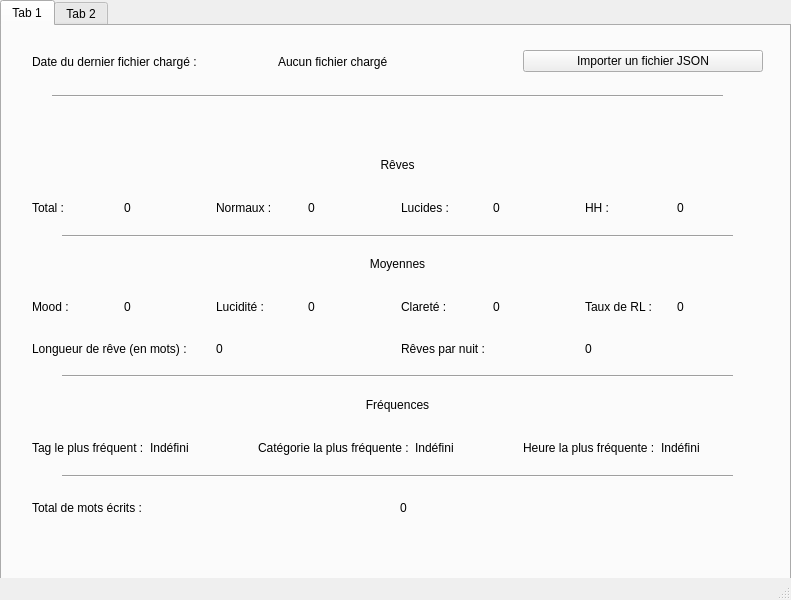
Before: the Qt Designer form ui/main_window.ui in estebanthi/DreamsAnalyzer, drawn with Qt 5.
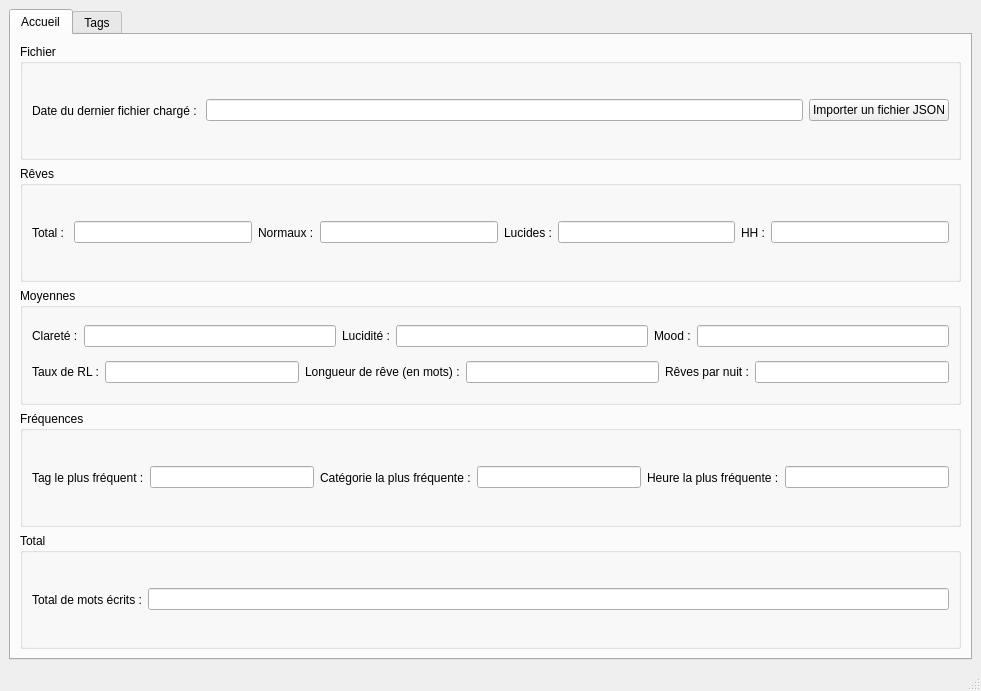
After: the same form once the commit is applied. The open tabs and pages were chosen to show the change.

```diff
--- a/ui/main_window.ui
+++ b/ui/main_window.ui
@@ -6,62 +6,64 @@
    <rect>
     <x>0</x>
     <y>0</y>
-    <width>791</width>
-    <height>600</height>
+    <width>981</width>
+    <height>691</height>
    </rect>
   </property>
   <property name="windowTitle">
    <string>MainWindow</string>
   </property>
   <widget class="QWidget" name="centralwidget">
+   <layout class="QVBoxLayout" name="verticalLayout_6">
+    <item>
    <widget class="QTabWidget" name="tabWidget">
-    <property name="geometry">
-     <rect>
-      <x>0</x>
-      <y>0</y>
-      <width>791</width>
-      <height>601</height>
-     </rect>
+      <property name="currentIndex">
+       <number>1</number>
     </property>
     <widget class="QWidget" name="tab">
      <attribute name="title">
-      <string>Tab 1</string>
-     </attribute>
-     <widget class="Line" name="line_4">
-      <property name="geometry">
-       <rect>
-        <x>60</x>
-        <y>440</y>
-        <width>671</width>
-        <height>20</height>
-       </rect>
-      </property>
-      <property name="orientation">
-       <enum>Qt::Horizontal</enum>
-      </property>
-     </widget>
-     <widget class="QWidget" name="verticalLayoutWidget">
-      <property name="geometry">
-       <rect>
-        <x>30</x>
-        <y>120</y>
-        <width>731</width>
-        <height>80</height>
-       </rect>
-      </property>
-      <layout class="QVBoxLayout" name="verticalLayout">
+        <string>Accueil</string>
+       </attribute>
+       <layout class="QVBoxLayout" name="verticalLayout_7">
+        <item>
+         <widget class="QGroupBox" name="groupBox">
+          <property name="title">
+           <string>Fichier</string>
+          </property>
+          <layout class="QHBoxLayout" name="horizontalLayout_9">
+           <item>
+            <widget class="QLabel" name="last_file_loaded_value">
+             <property name="text">
+              <string>Date du dernier fichier chargé : </string>
+             </property>
+            </widget>
+           </item>
+           <item>
+            <widget class="QLineEdit" name="last_file_loaded_label">
+             <property name="readOnly">
+              <bool>true</bool>
+             </property>
+            </widget>
+           </item>
        <item>
-        <widget class="QLabel" name="label">
+            <widget class="QPushButton" name="import_json_button">
          <property name="text">
+              <string>Importer un fichier JSON</string>
+             </property>
+            </widget>
+           </item>
+          </layout>
+         </widget>
+        </item>
+        <item>
+         <widget class="QGroupBox" name="groupBox_2">
+          <property name="title">
           <string>Rêves</string>
          </property>
-         <property name="alignment">
-          <set>Qt::AlignCenter</set>
-         </property>
-        </widget>
-       </item>
-       <item>
-        <layout class="QHBoxLayout" name="horizontalLayout_2">
+          <property name="checkable">
+           <bool>false</bool>
+          </property>
+          <layout class="QHBoxLayout" name="horizontalLayout">
          <item>
           <widget class="QLabel" name="last_file_loaded_value_2">
            <property name="text">
@@ -70,9 +72,9 @@
           </widget>
          </item>
          <item>
-          <widget class="QLabel" name="dreams_total_value">
-           <property name="text">
-            <string>0</string>
+            <widget class="QLineEdit" name="dreams_total_value">
+             <property name="readOnly">
+              <bool>true</bool>
            </property>
           </widget>
          </item>
@@ -84,9 +86,9 @@
           </widget>
          </item>
          <item>
-          <widget class="QLabel" name="dreams_normal_value">
-           <property name="text">
-            <string>0</string>
+            <widget class="QLineEdit" name="dreams_normal_value">
+             <property name="readOnly">
+              <bool>true</bool>
            </property>
           </widget>
          </item>
@@ -98,9 +100,9 @@
           </widget>
          </item>
          <item>
-          <widget class="QLabel" name="dreams_lucid_value">
-           <property name="text">
-            <string>0</string>
+            <widget class="QLineEdit" name="dreams_lucid_value">
+             <property name="readOnly">
+              <bool>true</bool>
            </property>
           </widget>
          </item>
@@ -112,79 +114,23 @@
           </widget>
          </item>
          <item>
-          <widget class="QLabel" name="dreams_hh_value">
-           <property name="text">
-            <string>0</string>
+            <widget class="QLineEdit" name="dreams_hh_value">
+             <property name="readOnly">
+              <bool>true</bool>
            </property>
           </widget>
          </item>
         </layout>
-       </item>
-      </layout>
-     </widget>
-     <widget class="Line" name="line">
-      <property name="geometry">
-       <rect>
-        <x>50</x>
-        <y>60</y>
-        <width>671</width>
-        <height>20</height>
-       </rect>
-      </property>
-      <property name="orientation">
-       <enum>Qt::Horizontal</enum>
-      </property>
-     </widget>
-     <widget class="QWidget" name="verticalLayoutWidget_2">
-      <property name="geometry">
-       <rect>
-        <x>30</x>
-        <y>220</y>
-        <width>731</width>
-        <height>121</height>
-       </rect>
-      </property>
-      <layout class="QVBoxLayout" name="verticalLayout_2">
+         </widget>
+        </item>
        <item>
-        <widget class="QLabel" name="label_3">
-         <property name="text">
+         <widget class="QGroupBox" name="groupBox_3">
+          <property name="title">
           <string>Moyennes</string>
          </property>
-         <property name="alignment">
-          <set>Qt::AlignCenter</set>
-         </property>
-        </widget>
-       </item>
+          <layout class="QVBoxLayout" name="verticalLayout">
        <item>
-        <layout class="QHBoxLayout" name="horizontalLayout_3">
-         <item>
-          <widget class="QLabel" name="last_file_loaded_value_3">
-           <property name="text">
-            <string>Mood :</string>
-           </property>
-          </widget>
-         </item>
-         <item>
-          <widget class="QLabel" name="mood_mean">
-           <property name="text">
-            <string>0</string>
-           </property>
-          </widget>
-         </item>
-         <item>
-          <widget class="QLabel" name="label_5">
-           <property name="text">
-            <string>Lucidité :</string>
-           </property>
-          </widget>
-         </item>
-         <item>
-          <widget class="QLabel" name="lucidity_mean">
-           <property name="text">
-            <string>0</string>
-           </property>
-          </widget>
-         </item>
+            <layout class="QHBoxLayout" name="horizontalLayout_2">
          <item>
           <widget class="QLabel" name="label_7">
            <property name="text">
@@ -193,12 +139,44 @@
           </widget>
          </item>
          <item>
-          <widget class="QLabel" name="clear_mean">
+              <widget class="QLineEdit" name="clear_mean">
+               <property name="readOnly">
+                <bool>true</bool>
+               </property>
+              </widget>
+             </item>
+             <item>
+              <widget class="QLabel" name="label_5">
            <property name="text">
-            <string>0</string>
+                <string>Lucidité :</string>
            </property>
           </widget>
          </item>
+             <item>
+              <widget class="QLineEdit" name="lucidity_mean">
+               <property name="readOnly">
+                <bool>true</bool>
+               </property>
+              </widget>
+             </item>
+             <item>
+              <widget class="QLabel" name="last_file_loaded_value_3">
+               <property name="text">
+                <string>Mood :</string>
+               </property>
+              </widget>
+             </item>
+             <item>
+              <widget class="QLineEdit" name="mood_mean">
+               <property name="readOnly">
+                <bool>true</bool>
+               </property>
+              </widget>
+             </item>
+            </layout>
+           </item>
+           <item>
+            <layout class="QHBoxLayout" name="horizontalLayout_10">
          <item>
           <widget class="QLabel" name="label_8">
            <property name="text">
@@ -207,16 +185,12 @@
           </widget>
          </item>
          <item>
-          <widget class="QLabel" name="rl_percent_value">
-           <property name="text">
-            <string>0</string>
+              <widget class="QLineEdit" name="rl_percent_value">
+               <property name="readOnly">
+                <bool>true</bool>
            </property>
           </widget>
          </item>
-        </layout>
-       </item>
-       <item>
-        <layout class="QHBoxLayout" name="horizontalLayout_4">
          <item>
           <widget class="QLabel" name="last_file_loaded_value_4">
            <property name="text">
@@ -225,9 +199,9 @@
           </widget>
          </item>
          <item>
-          <widget class="QLabel" name="length_mean">
-           <property name="text">
-            <string>0</string>
+              <widget class="QLineEdit" name="length_mean">
+               <property name="readOnly">
+                <bool>true</bool>
            </property>
           </widget>
          </item>
@@ -239,9 +213,9 @@
           </widget>
          </item>
          <item>
-          <widget class="QLabel" name="dreams_per_night_mean">
-           <property name="text">
-            <string>0</string>
+              <widget class="QLineEdit" name="dreams_per_night_mean">
+               <property name="readOnly">
+                <bool>true</bool>
            </property>
           </widget>
          </item>
@@ -249,61 +223,13 @@
        </item>
       </layout>
      </widget>
-     <widget class="QWidget" name="horizontalLayoutWidget">
-      <property name="geometry">
-       <rect>
-        <x>30</x>
-        <y>20</y>
-        <width>731</width>
-        <height>31</height>
-       </rect>
-      </property>
-      <layout class="QHBoxLayout" name="horizontalLayout">
-       <item>
-        <widget class="QLabel" name="last_file_loaded_value">
-         <property name="text">
-          <string>Date du dernier fichier chargé : </string>
-         </property>
-        </widget>
        </item>
        <item>
-        <widget class="QLabel" name="last_file_loaded_label">
-         <property name="text">
-          <string>Aucun fichier chargé</string>
-         </property>
-        </widget>
-       </item>
-       <item>
-        <widget class="QPushButton" name="import_json_button">
-         <property name="text">
-          <string>Importer un fichier JSON</string>
-         </property>
-        </widget>
-       </item>
-      </layout>
-     </widget>
-     <widget class="QWidget" name="verticalLayoutWidget_3">
-      <property name="geometry">
-       <rect>
-        <x>30</x>
-        <y>360</y>
-        <width>731</width>
-        <height>80</height>
-       </rect>
-      </property>
-      <layout class="QVBoxLayout" name="verticalLayout_3">
-       <item>
-        <widget class="QLabel" name="label_12">
-         <property name="text">
+         <widget class="QGroupBox" name="groupBox_4">
+          <property name="title">
           <string>Fréquences</string>
          </property>
-         <property name="alignment">
-          <set>Qt::AlignCenter</set>
-         </property>
-        </widget>
-       </item>
-       <item>
-        <layout class="QHBoxLayout" name="horizontalLayout_5">
+          <layout class="QHBoxLayout" name="horizontalLayout_3">
          <item>
           <widget class="QLabel" name="last_file_loaded_value_5">
            <property name="text">
@@ -312,9 +238,9 @@
           </widget>
          </item>
          <item>
-          <widget class="QLabel" name="most_frequent_tag">
-           <property name="text">
-            <string>Indéfini</string>
+            <widget class="QLineEdit" name="most_frequent_tag">
+             <property name="readOnly">
+              <bool>true</bool>
            </property>
           </widget>
          </item>
@@ -326,9 +252,9 @@
           </widget>
          </item>
          <item>
-          <widget class="QLabel" name="most_frequent_category">
-           <property name="text">
-            <string>Indéfini</string>
+            <widget class="QLineEdit" name="most_frequent_category">
+             <property name="readOnly">
+              <bool>true</bool>
            </property>
           </widget>
          </item>
@@ -340,26 +266,21 @@
           </widget>
          </item>
          <item>
-          <widget class="QLabel" name="most_frequent_hour">
-           <property name="text">
-            <string>Indéfini</string>
+            <widget class="QLineEdit" name="most_frequent_hour">
+             <property name="readOnly">
+              <bool>true</bool>
            </property>
           </widget>
          </item>
         </layout>
-       </item>
-      </layout>
-     </widget>
-     <widget class="QWidget" name="layoutWidget_2">
-      <property name="geometry">
-       <rect>
-        <x>30</x>
-        <y>460</y>
-        <width>729</width>
-        <height>43</height>
-       </rect>
-      </property>
-      <layout class="QHBoxLayout" name="horizontalLayout_6">
+         </widget>
+        </item>
+        <item>
+         <widget class="QGroupBox" name="groupBox_5">
+          <property name="title">
+           <string>Total</string>
+          </property>
+          <layout class="QHBoxLayout" name="horizontalLayout_4">
        <item>
         <widget class="QLabel" name="label_11">
          <property name="text">
@@ -368,47 +289,143 @@
         </widget>
        </item>
        <item>
-        <widget class="QLabel" name="dreams_total_words">
-         <property name="text">
-          <string>0</string>
+            <widget class="QLineEdit" name="dreams_total_words">
+             <property name="readOnly">
+              <bool>true</bool>
          </property>
         </widget>
        </item>
       </layout>
      </widget>
-     <widget class="Line" name="line_3">
-      <property name="geometry">
-       <rect>
-        <x>60</x>
-        <y>340</y>
-        <width>671</width>
-        <height>20</height>
-       </rect>
-      </property>
-      <property name="orientation">
-       <enum>Qt::Horizontal</enum>
-      </property>
-     </widget>
-     <widget class="Line" name="line_2">
-      <property name="geometry">
-       <rect>
-        <x>60</x>
-        <y>200</y>
-        <width>671</width>
-        <height>20</height>
-       </rect>
-      </property>
-      <property name="orientation">
-       <enum>Qt::Horizontal</enum>
-      </property>
-     </widget>
+        </item>
+       </layout>
     </widget>
     <widget class="QWidget" name="tab_2">
      <attribute name="title">
-      <string>Tab 2</string>
-     </attribute>
-    </widget>
-   </widget>
+        <string>Tags</string>
+       </attribute>
+       <layout class="QHBoxLayout" name="horizontalLayout_7">
+        <item>
+         <layout class="QVBoxLayout" name="verticalLayout_2">
+          <item>
+           <widget class="QLabel" name="label">
+            <property name="text">
+             <string>Tags</string>
+            </property>
+           </widget>
+          </item>
+          <item>
+           <widget class="QScrollArea" name="scrollArea">
+            <property name="widgetResizable">
+             <bool>true</bool>
+            </property>
+            <widget class="QWidget" name="tags">
+             <property name="geometry">
+              <rect>
+               <x>0</x>
+               <y>0</y>
+               <width>463</width>
+               <height>586</height>
+              </rect>
+             </property>
+             <layout class="QFormLayout" name="tags_form">
+              <item row="0" column="0">
+               <widget class="QLabel" name="label_13">
+                <property name="text">
+                 <string>Label</string>
+                </property>
+               </widget>
+              </item>
+              <item row="0" column="1">
+               <widget class="QLabel" name="label_12">
+                <property name="text">
+                 <string>Nombre d'occurences</string>
+                </property>
+               </widget>
+              </item>
+              <item row="1" column="1">
+               <widget class="Line" name="line">
+                <property name="orientation">
+                 <enum>Qt::Horizontal</enum>
+                </property>
+               </widget>
+              </item>
+              <item row="1" column="0">
+               <widget class="Line" name="line_2">
+                <property name="orientation">
+                 <enum>Qt::Horizontal</enum>
+                </property>
+               </widget>
+              </item>
+             </layout>
+            </widget>
+           </widget>
+          </item>
+         </layout>
+        </item>
+        <item>
+         <layout class="QVBoxLayout" name="verticalLayout_3">
+          <item>
+           <widget class="QLabel" name="label_3">
+            <property name="text">
+             <string>Catégories</string>
+            </property>
+           </widget>
+          </item>
+          <item>
+           <widget class="QScrollArea" name="scrollArea_2">
+            <property name="widgetResizable">
+             <bool>true</bool>
+            </property>
+            <widget class="QWidget" name="scrollAreaWidgetContents_3">
+             <property name="geometry">
+              <rect>
+               <x>0</x>
+               <y>0</y>
+               <width>462</width>
+               <height>586</height>
+              </rect>
+             </property>
+             <layout class="QFormLayout" name="categories_form">
+              <item row="0" column="0">
+               <widget class="QLabel" name="label_15">
+                <property name="text">
+                 <string>Label</string>
+                </property>
+               </widget>
+              </item>
+              <item row="0" column="1">
+               <widget class="QLabel" name="label_14">
+                <property name="text">
+                 <string>Nombre d'occurences</string>
+                </property>
+               </widget>
+              </item>
+              <item row="1" column="0">
+               <widget class="Line" name="line_4">
+                <property name="orientation">
+                 <enum>Qt::Horizontal</enum>
+                </property>
+               </widget>
+              </item>
+              <item row="1" column="1">
+               <widget class="Line" name="line_3">
+                <property name="orientation">
+                 <enum>Qt::Horizontal</enum>
+                </property>
+               </widget>
+              </item>
+             </layout>
+            </widget>
+           </widget>
+          </item>
+         </layout>
+        </item>
+       </layout>
+      </widget>
+     </widget>
+    </item>
+   </layout>
   </widget>
   <widget class="QStatusBar" name="statusbar"/>
  </widget>
```
Lines whose indentation alone changed are shown as unchanged.
